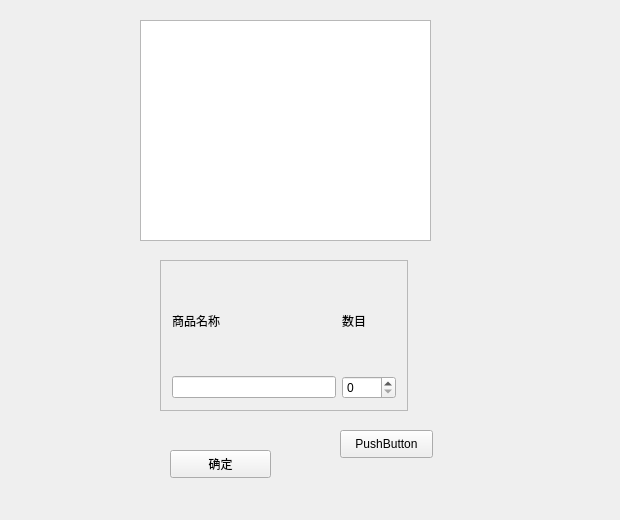
The window that CargoManagementSystem/mainwidget.ui (zhaomangang/CargoManagementSystem) describes before a commit, drawn with Qt 5.
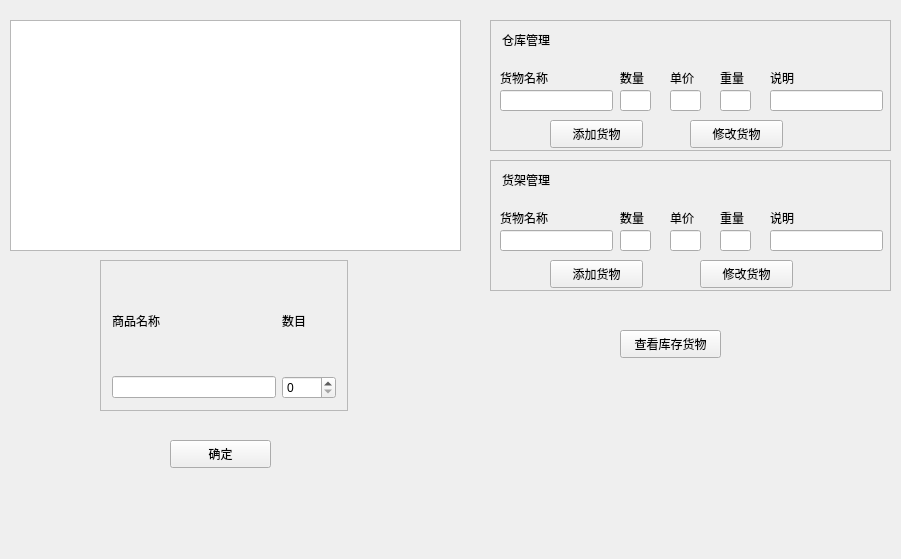
The same window after the commit.

```diff
--- a/CargoManagementSystem/mainwidget.ui
+++ b/CargoManagementSystem/mainwidget.ui
@@ -6,8 +6,8 @@
    <rect>
     <x>0</x>
     <y>0</y>
-    <width>620</width>
-    <height>520</height>
+    <width>901</width>
+    <height>559</height>
    </rect>
   </property>
   <property name="windowTitle">
@@ -16,7 +16,7 @@
   <widget class="QFrame" name="frame">
    <property name="geometry">
     <rect>
-     <x>160</x>
+     <x>100</x>
      <y>260</y>
      <width>248</width>
      <height>151</height>
@@ -61,21 +61,21 @@
   <widget class="QPushButton" name="pushButton">
    <property name="geometry">
     <rect>
-     <x>340</x>
-     <y>430</y>
-     <width>93</width>
+     <x>620</x>
+     <y>330</y>
+     <width>101</width>
      <height>28</height>
     </rect>
    </property>
    <property name="text">
-    <string>PushButton</string>
+    <string>查看库存货物</string>
    </property>
   </widget>
   <widget class="QPushButton" name="sure">
    <property name="geometry">
     <rect>
      <x>170</x>
-     <y>450</y>
+     <y>440</y>
      <width>101</width>
      <height>28</height>
     </rect>
@@ -87,16 +87,376 @@
   <widget class="QTextEdit" name="display">
    <property name="geometry">
     <rect>
-     <x>140</x>
+     <x>10</x>
      <y>20</y>
-     <width>291</width>
-     <height>221</height>
+     <width>451</width>
+     <height>231</height>
     </rect>
    </property>
    <property name="readOnly">
     <bool>true</bool>
    </property>
   </widget>
+  <widget class="QFrame" name="frame_2">
+   <property name="geometry">
+    <rect>
+     <x>490</x>
+     <y>20</y>
+     <width>401</width>
+     <height>131</height>
+    </rect>
+   </property>
+   <property name="frameShape">
+    <enum>QFrame::StyledPanel</enum>
+   </property>
+   <property name="frameShadow">
+    <enum>QFrame::Raised</enum>
+   </property>
+   <widget class="QLabel" name="label_3">
+    <property name="geometry">
+     <rect>
+      <x>12</x>
+      <y>12</y>
+      <width>60</width>
+      <height>16</height>
+     </rect>
+    </property>
+    <property name="text">
+     <string>仓库管理</string>
+    </property>
+   </widget>
+   <widget class="QWidget" name="widget" native="true">
+    <property name="geometry">
+     <rect>
+      <x>10</x>
+      <y>30</y>
+      <width>391</width>
+      <height>101</height>
+     </rect>
+    </property>
+    <widget class="QLabel" name="label_5">
+     <property name="geometry">
+      <rect>
+       <x>0</x>
+       <y>20</y>
+       <width>60</width>
+       <height>16</height>
+      </rect>
+     </property>
+     <property name="text">
+      <string>货物名称</string>
+     </property>
+    </widget>
+    <widget class="QLabel" name="label_6">
+     <property name="geometry">
+      <rect>
+       <x>120</x>
+       <y>20</y>
+       <width>31</width>
+       <height>16</height>
+      </rect>
+     </property>
+     <property name="text">
+      <string>数量</string>
+     </property>
+    </widget>
+    <widget class="QLabel" name="label_7">
+     <property name="geometry">
+      <rect>
+       <x>170</x>
+       <y>20</y>
+       <width>60</width>
+       <height>16</height>
+      </rect>
+     </property>
+     <property name="text">
+      <string>单价</string>
+     </property>
+    </widget>
+    <widget class="QLabel" name="label_8">
+     <property name="geometry">
+      <rect>
+       <x>220</x>
+       <y>20</y>
+       <width>60</width>
+       <height>16</height>
+      </rect>
+     </property>
+     <property name="text">
+      <string>重量</string>
+     </property>
+    </widget>
+    <widget class="QLabel" name="label_9">
+     <property name="geometry">
+      <rect>
+       <x>270</x>
+       <y>20</y>
+       <width>60</width>
+       <height>16</height>
+      </rect>
+     </property>
+     <property name="text">
+      <string>说明</string>
+     </property>
+    </widget>
+    <widget class="QLineEdit" name="name_c">
+     <property name="geometry">
+      <rect>
+       <x>0</x>
+       <y>40</y>
+       <width>113</width>
+       <height>21</height>
+      </rect>
+     </property>
+    </widget>
+    <widget class="QLineEdit" name="amount_c">
+     <property name="geometry">
+      <rect>
+       <x>120</x>
+       <y>40</y>
+       <width>31</width>
+       <height>21</height>
+      </rect>
+     </property>
+    </widget>
+    <widget class="QLineEdit" name="price_c">
+     <property name="geometry">
+      <rect>
+       <x>170</x>
+       <y>40</y>
+       <width>31</width>
+       <height>21</height>
+      </rect>
+     </property>
+    </widget>
+    <widget class="QLineEdit" name="wight_c">
+     <property name="geometry">
+      <rect>
+       <x>220</x>
+       <y>40</y>
+       <width>31</width>
+       <height>21</height>
+      </rect>
+     </property>
+    </widget>
+    <widget class="QLineEdit" name="explain_c">
+     <property name="geometry">
+      <rect>
+       <x>270</x>
+       <y>40</y>
+       <width>113</width>
+       <height>21</height>
+      </rect>
+     </property>
+    </widget>
+    <widget class="QPushButton" name="ware_house_add">
+     <property name="geometry">
+      <rect>
+       <x>50</x>
+       <y>70</y>
+       <width>93</width>
+       <height>28</height>
+      </rect>
+     </property>
+     <property name="text">
+      <string>添加货物</string>
+     </property>
+    </widget>
+    <widget class="QPushButton" name="warehouse_change">
+     <property name="geometry">
+      <rect>
+       <x>190</x>
+       <y>70</y>
+       <width>93</width>
+       <height>28</height>
+      </rect>
+     </property>
+     <property name="text">
+      <string>修改货物</string>
+     </property>
+    </widget>
+   </widget>
+  </widget>
+  <widget class="QFrame" name="frame_4">
+   <property name="geometry">
+    <rect>
+     <x>490</x>
+     <y>160</y>
+     <width>401</width>
+     <height>131</height>
+    </rect>
+   </property>
+   <property name="frameShape">
+    <enum>QFrame::StyledPanel</enum>
+   </property>
+   <property name="frameShadow">
+    <enum>QFrame::Raised</enum>
+   </property>
+   <widget class="QLabel" name="label_15">
+    <property name="geometry">
+     <rect>
+      <x>12</x>
+      <y>12</y>
+      <width>60</width>
+      <height>16</height>
+     </rect>
+    </property>
+    <property name="text">
+     <string>货架管理</string>
+    </property>
+   </widget>
+   <widget class="QWidget" name="widget_3" native="true">
+    <property name="geometry">
+     <rect>
+      <x>10</x>
+      <y>30</y>
+      <width>391</width>
+      <height>101</height>
+     </rect>
+    </property>
+    <widget class="QLabel" name="label_16">
+     <property name="geometry">
+      <rect>
+       <x>0</x>
+       <y>20</y>
+       <width>60</width>
+       <height>16</height>
+      </rect>
+     </property>
+     <property name="text">
+      <string>货物名称</string>
+     </property>
+    </widget>
+    <widget class="QLabel" name="label_17">
+     <property name="geometry">
+      <rect>
+       <x>120</x>
+       <y>20</y>
+       <width>31</width>
+       <height>16</height>
+      </rect>
+     </property>
+     <property name="text">
+      <string>数量</string>
+     </property>
+    </widget>
+    <widget class="QLabel" name="label_18">
+     <property name="geometry">
+      <rect>
+       <x>170</x>
+       <y>20</y>
+       <width>60</width>
+       <height>16</height>
+      </rect>
+     </property>
+     <property name="text">
+      <string>单价</string>
+     </property>
+    </widget>
+    <widget class="QLabel" name="label_19">
+     <property name="geometry">
+      <rect>
+       <x>220</x>
+       <y>20</y>
+       <width>60</width>
+       <height>16</height>
+      </rect>
+     </property>
+     <property name="text">
+      <string>重量</string>
+     </property>
+    </widget>
+    <widget class="QLabel" name="label_20">
+     <property name="geometry">
+      <rect>
+       <x>270</x>
+       <y>20</y>
+       <width>60</width>
+       <height>16</height>
+      </rect>
+     </property>
+     <property name="text">
+      <string>说明</string>
+     </property>
+    </widget>
+    <widget class="QLineEdit" name="name_h">
+     <property name="geometry">
+      <rect>
+       <x>0</x>
+       <y>40</y>
+       <width>113</width>
+       <height>21</height>
+      </rect>
+     </property>
+    </widget>
+    <widget class="QLineEdit" name="amount_h">
+     <property name="geometry">
+      <rect>
+       <x>120</x>
+       <y>40</y>
+       <width>31</width>
+       <height>21</height>
+      </rect>
+     </property>
+    </widget>
+    <widget class="QLineEdit" name="price_h">
+     <property name="geometry">
+      <rect>
+       <x>170</x>
+       <y>40</y>
+       <width>31</width>
+       <height>21</height>
+      </rect>
+     </property>
+    </widget>
+    <widget class="QLineEdit" name="wight_h">
+     <property name="geometry">
+      <rect>
+       <x>220</x>
+       <y>40</y>
+       <width>31</width>
+       <height>21</height>
+      </rect>
+     </property>
+    </widget>
+    <widget class="QLineEdit" name="explain_h">
+     <property name="geometry">
+      <rect>
+       <x>270</x>
+       <y>40</y>
+       <width>113</width>
+       <height>21</height>
+      </rect>
+     </property>
+    </widget>
+    <widget class="QPushButton" name="shelf_add">
+     <property name="geometry">
+      <rect>
+       <x>50</x>
+       <y>70</y>
+       <width>93</width>
+       <height>28</height>
+      </rect>
+     </property>
+     <property name="text">
+      <string>添加货物</string>
+     </property>
+    </widget>
+    <widget class="QPushButton" name="shelf_change">
+     <property name="geometry">
+      <rect>
+       <x>200</x>
+       <y>70</y>
+       <width>93</width>
+       <height>28</height>
+      </rect>
+     </property>
+     <property name="text">
+      <string>修改货物</string>
+     </property>
+    </widget>
+   </widget>
+  </widget>
  </widget>
  <layoutdefault spacing="6" margin="11"/>
  <resources/>
```
